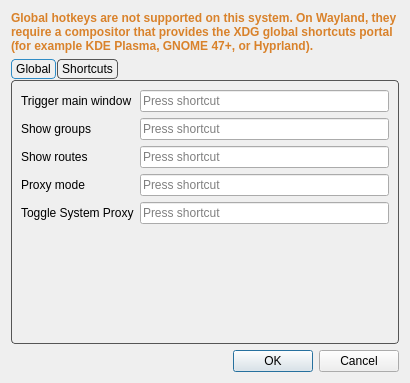
The window that include/ui/setting/dialog_hotkey.ui (Yulinanami/ethernet-tun-test) describes before a commit, drawn with Qt 5.
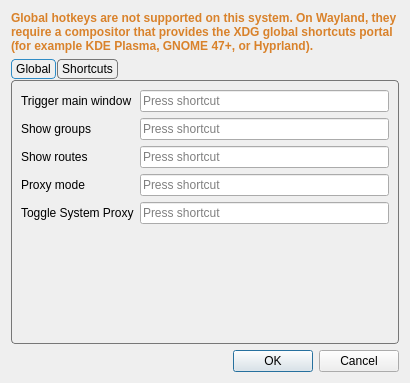
The same window after the commit. Custom widgets are drawn as their Qt base class.

```diff
--- a/include/ui/setting/dialog_hotkey.ui
+++ b/include/ui/setting/dialog_hotkey.ui
@@ -35,7 +35,7 @@
      <property name="styleSheet">
       <string notr="true">QTabWidget::pane {
     margin-top: 1px;
-    border: 1px solid #555555;
+    border: 1px solid #777777;
     border-radius: 4px;
 }
 
@@ -45,7 +45,7 @@
 }
 
 QTabBar::tab {
-    border: 1px solid #555555;
+    border: 1px solid #777777;
     border-radius: 4px;
 
     padding: 2px 4px;
@@ -57,7 +57,7 @@
 }
 
 QTabBar::tab:!selected {
-    border: 1px solid #555555;
+    border: 1px solid #777777;
 }
 
 QTabBar::tab:hover:!selected {
```
Left out of the diff: 2 changed lines with no effect on the pictures.
